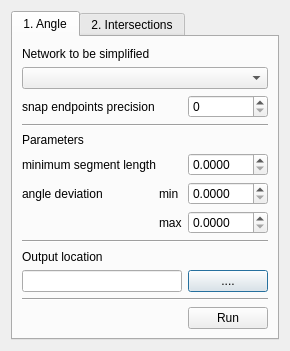
This is rcl_simplification_dialog_base.ui in spacesyntax/Rcl-simplification- as Qt 5 draws it before an edit. The edited form follows.
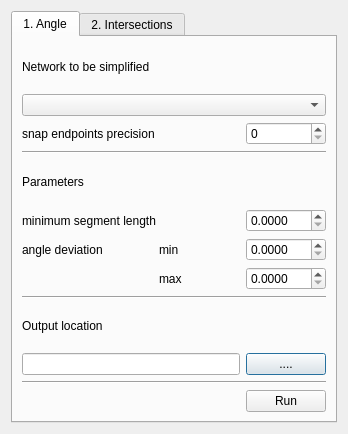
This is the edited form.

Patch:
```diff
--- a/rcl_simplification_dialog_base.ui
+++ b/rcl_simplification_dialog_base.ui
@@ -6,12 +6,12 @@
    <rect>
     <x>0</x>
     <y>0</y>
-    <width>289</width>
-    <height>348</height>
+    <width>348</width>
+    <height>434</height>
    </rect>
   </property>
   <property name="sizePolicy">
-   <sizepolicy hsizetype="Fixed" vsizetype="Fixed">
+   <sizepolicy hsizetype="MinimumExpanding" vsizetype="MinimumExpanding">
     <horstretch>0</horstretch>
     <verstretch>0</verstretch>
    </sizepolicy>
```
